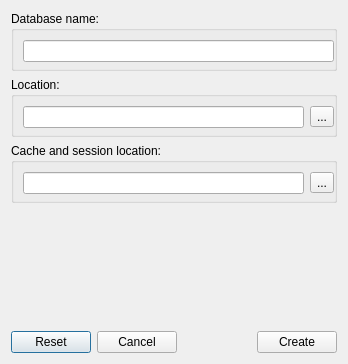
First picture: the form in src/dlg/CreateDatabaseDialog.ui, repository wagenadl/photohoard, before the edit.
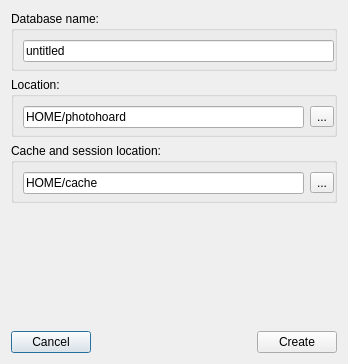
Second picture: the form after the edit.

Commit message: Create and Open now work in DatabaseDialog

Patch:
```diff
--- a/src/dlg/CreateDatabaseDialog.ui
+++ b/src/dlg/CreateDatabaseDialog.ui
@@ -37,6 +37,15 @@
           <verstretch>0</verstretch>
          </sizepolicy>
         </property>
+        <property name="font">
+         <font>
+          <weight>50</weight>
+          <bold>false</bold>
+         </font>
+        </property>
+        <property name="text">
+         <string>untitled</string>
+        </property>
        </widget>
       </item>
      </layout>
@@ -59,12 +68,58 @@
       </property>
       <item>
        <widget class="QLineEdit" name="dblocation">
+        <property name="enabled">
+         <bool>true</bool>
+        </property>
         <property name="sizePolicy">
          <sizepolicy hsizetype="Expanding" vsizetype="Fixed">
           <horstretch>100</horstretch>
           <verstretch>0</verstretch>
          </sizepolicy>
         </property>
+        <property name="palette">
+         <palette>
+          <active>
+           <colorrole role="WindowText">
+            <brush brushstyle="SolidPattern">
+             <color alpha="255">
+              <red>119</red>
+              <green>118</green>
+              <blue>123</blue>
+             </color>
+            </brush>
+           </colorrole>
+          </active>
+          <inactive>
+           <colorrole role="WindowText">
+            <brush brushstyle="SolidPattern">
+             <color alpha="255">
+              <red>119</red>
+              <green>118</green>
+              <blue>123</blue>
+             </color>
+            </brush>
+           </colorrole>
+          </inactive>
+          <disabled>
+           <colorrole role="WindowText">
+            <brush brushstyle="SolidPattern">
+             <color alpha="255">
+              <red>190</red>
+              <green>190</green>
+              <blue>190</blue>
+             </color>
+            </brush>
+           </colorrole>
+          </disabled>
+         </palette>
+        </property>
+        <property name="focusPolicy">
+         <enum>Qt::NoFocus</enum>
+        </property>
+        <property name="text">
+         <string>HOME/photohoard</string>
+        </property>
        </widget>
       </item>
       <item>
@@ -106,6 +161,15 @@
           <verstretch>0</verstretch>
          </sizepolicy>
         </property>
+        <property name="focusPolicy">
+         <enum>Qt::NoFocus</enum>
+        </property>
+        <property name="text">
+         <string>HOME/cache</string>
+        </property>
+        <property name="readOnly">
+         <bool>true</bool>
+        </property>
        </widget>
       </item>
       <item>
@@ -152,13 +216,6 @@
       <property name="bottomMargin">
        <number>0</number>
       </property>
-      <item>
-       <widget class="QPushButton" name="bReset">
-        <property name="text">
-         <string>Reset</string>
-        </property>
-       </widget>
-      </item>
       <item>
        <widget class="QPushButton" name="bCancel">
         <property name="text">
```
Left out of the diff: 16 changed lines with no effect on the pictures. The commit also changes 12 other files.
